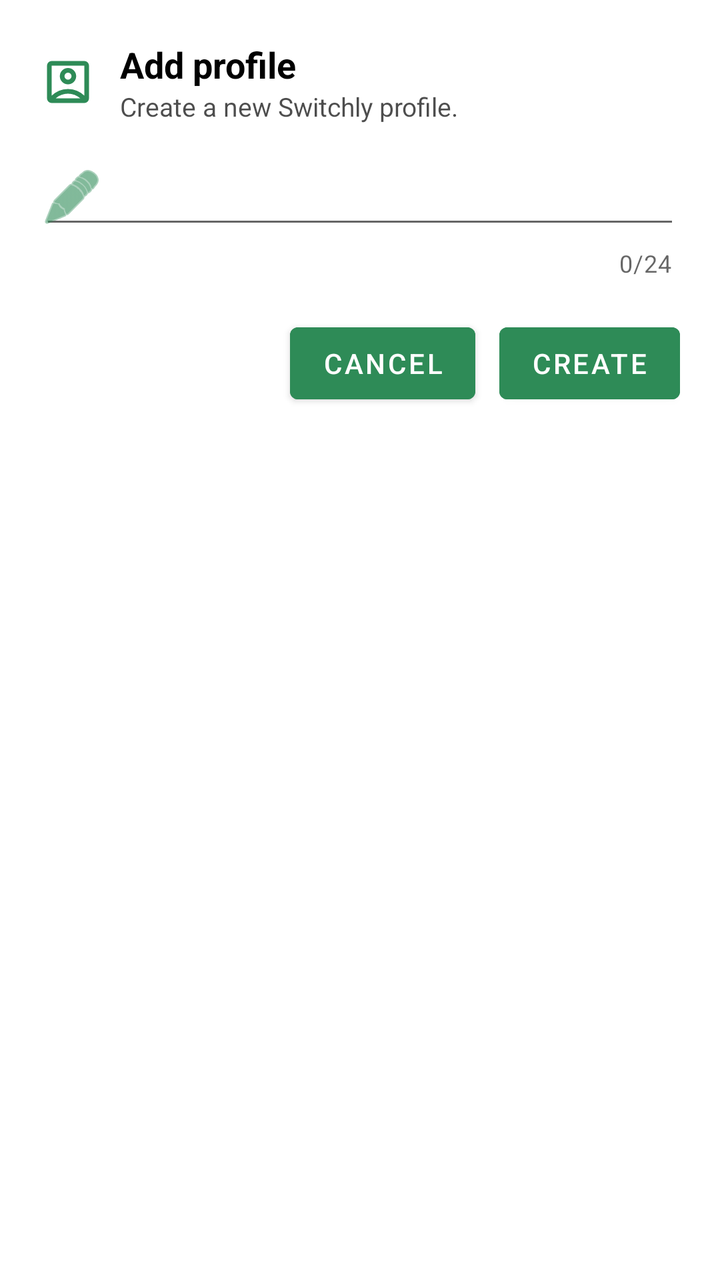
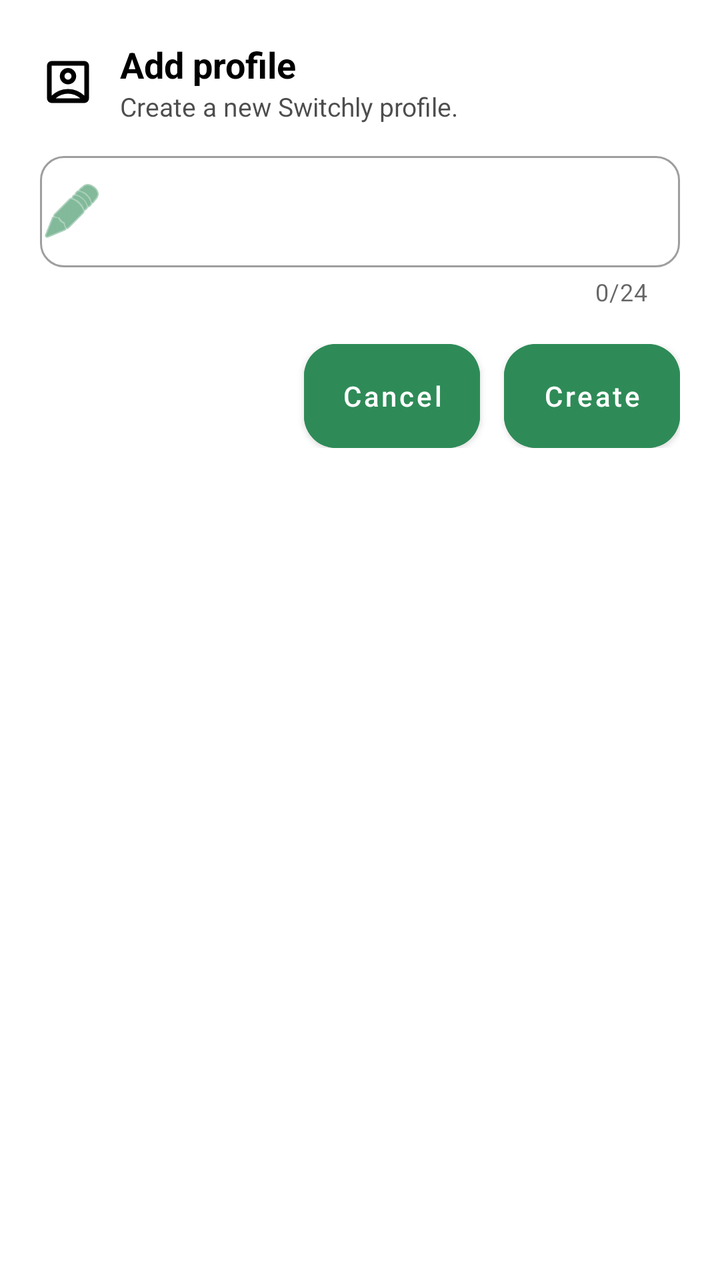

An Android layout rendered at two revisions. The XML below is the earlier revision; the diff shows what the commit changed to produce the second picture.
<!-- AndroidManifest.xml: application theme Theme.Switchly -->
<!-- res/layout/bottom_sheet_add_profile.xml -->
<?xml version="1.0" encoding="utf-8"?>
<LinearLayout
    xmlns:android="http://schemas.android.com/apk/res/android"
    xmlns:app="http://schemas.android.com/apk/res-auto"
    android:layout_width="match_parent"
    android:layout_height="wrap_content"
    android:orientation="vertical"
    android:padding="20dp">

    
    <LinearLayout
        android:id="@+id/header"
        android:layout_width="match_parent"
        android:layout_height="wrap_content"
        android:orientation="horizontal"
        android:gravity="center_vertical">

        <ImageView
            android:id="@+id/icon"
            android:layout_width="28dp"
            android:layout_height="28dp"
            app:srcCompat="@drawable/account_box_24"
            android:contentDescription="@string/app_name"
            app:tint="?attr/colorPrimary" />

        <LinearLayout
            android:layout_width="0dp"
            android:layout_height="wrap_content"
            android:layout_weight="1"
            android:orientation="vertical"
            android:layout_marginStart="12dp">

            <TextView
                android:id="@+id/title"
                android:layout_width="wrap_content"
                android:layout_height="wrap_content"
                android:text="@string/add_profile"
                android:textSize="18sp"
                android:textStyle="bold"
                android:textColor="?attr/colorOnSurface" />

            <TextView
                android:id="@+id/subtitle"
                android:layout_width="wrap_content"
                android:layout_height="wrap_content"
                android:text="@string/add_profile_subtitle"
                android:textSize="13sp"
                android:textColor="?attr/colorOnSurface"
                android:alpha="0.7" />
        </LinearLayout>
    </LinearLayout>

    
    <com.google.android.material.textfield.TextInputLayout
        android:id="@+id/tilProfile"
        android:layout_width="match_parent"
        android:layout_height="wrap_content"
        android:layout_marginTop="16dp"
        app:counterEnabled="true"
        app:counterMaxLength="24"
        app:boxBackgroundMode="outline"
        app:boxStrokeWidth="1dp"
        app:boxStrokeWidthFocused="2dp"
        app:startIconDrawable="@android:drawable/ic_menu_edit"
        app:startIconTint="?attr/colorPrimary"
        app:startIconMinSize="18dp"
        app:startIconScaleType="centerInside"
        app:endIconMode="none"
        app:hintEnabled="false">

        <com.google.android.material.textfield.TextInputEditText
            android:id="@+id/etProfile"
            android:layout_width="match_parent"
            android:layout_height="wrap_content"
            android:inputType="textCapWords|textPersonName"
            android:maxLength="24"
            android:singleLine="true"
            android:hint="" />
    </com.google.android.material.textfield.TextInputLayout>

    
    <LinearLayout
        android:id="@+id/actions"
        android:layout_width="match_parent"
        android:layout_height="wrap_content"
        android:layout_marginTop="18dp"
        android:orientation="horizontal"
        android:gravity="end">
        
        <com.google.android.material.button.MaterialButton
            android:id="@+id/btnCancel"
            android:layout_width="wrap_content"
            android:layout_height="wrap_content"
            android:text="@string/cancel"
            android:backgroundTint="?attr/colorPrimary"
            android:textColor="@android:color/white" />

        <Space
            android:layout_width="12dp"
            android:layout_height="0dp" />

        <com.google.android.material.button.MaterialButton
            android:id="@+id/btnCreate"
            android:layout_width="wrap_content"
            android:layout_height="wrap_content"
            android:text="@string/create"
            android:backgroundTint="?attr/colorPrimary"
            android:textColor="@android:color/white" />
    </LinearLayout>

</LinearLayout>
<!-- resources referenced by this layout -->
<resources>
  <string name="add_profile">Add profile</string>
  <string name="add_profile_subtitle">Create a new Switchly profile.</string>
  <string name="app_name">Switchly</string>
  <string name="cancel">Cancel</string>
  <string name="create">Create</string>
  <style name="Theme.Switchly" parent="Theme.MaterialComponents.DayNight.NoActionBar">
          
          <item name="colorPrimary">@color/accent_default_green</item>
          <item name="colorPrimaryVariant">@color/accent_default_green</item>
          <item name="colorSecondary">@color/accent_default_green</item>
  
          
          <item name="android:statusBarColor">@color/colorPrimaryDark</item>
  
          
          <item name="materialButtonStyle">@style/Switchly.Button</item>
          <item name="floatingActionButtonStyle">@style/Switchly.Fab</item>
          <item name="materialCardViewStyle">@style/Switchly.Card</item>
  
          
          <item name="toolbarStyle">@style/Switchly.TopBar</item>
          <item name="actionBarTheme">@style/ThemeOverlay.MaterialComponents.ActionBar</item>
          <item name="actionBarPopupTheme">@style/ThemeOverlay.MaterialComponents.Light</item>
          <item name="android:textColorPrimaryInverse">@android:color/white</item>
  
          
          <item name="textInputStyle">@style/Switchly.DropdownLayout</item>
          <item name="autoCompleteTextViewStyle">@style/Switchly.DropdownText</item>
      </style>
  <color name="accent_default_green">#2E8B57</color>
  <color name="colorPrimaryDark">#246E46</color>
  <style name="Switchly.Button" parent="Widget.MaterialComponents.Button">
          <item name="backgroundTint">?attr/colorPrimary</item>
          <item name="android:textColor">@android:color/white</item>
      </style>
  <style name="Switchly.Card" parent="Widget.MaterialComponents.CardView">
          <item name="shapeAppearance">@style/ShapeAppearance.Material3.Corner.Large</item>
      </style>
  <style name="Switchly.DropdownLayout" parent="Widget.MaterialComponents.TextInputLayout.OutlinedBox.ExposedDropdownMenu">
          <item name="boxStrokeWidth">1dp</item>
          <item name="boxStrokeWidthFocused">2dp</item>
          <item name="boxCornerRadiusTopStart">12dp</item>
          <item name="boxCornerRadiusTopEnd">12dp</item>
          <item name="boxCornerRadiusBottomStart">12dp</item>
          <item name="boxCornerRadiusBottomEnd">12dp</item>
          <item name="hintEnabled">true</item>
          <item name="hintTextAppearance">@style/Switchly.DropdownHint</item>
      </style>
  <style name="Switchly.DropdownText" parent="Widget.MaterialComponents.AutoCompleteTextView.OutlinedBox">
          <item name="android:minHeight">56dp</item>
          <item name="android:paddingTop">12dp</item>
          <item name="android:paddingBottom">12dp</item>
          <item name="android:textAppearance">@style/TextAppearance.MaterialComponents.Body1</item>
      </style>
  <style name="Switchly.DropdownHint" parent="TextAppearance.MaterialComponents.Body2">
          <item name="android:lineHeight" tools:targetApi="28">14sp</item>
      </style>
  <!-- unchanged entries left out for length: 3 -->
</resources>

<!-- the commit's change to res/layout/bottom_sheet_add_profile.xml (unified diff, before → after) -->
@@ -21,7 +21,7 @@
             android:layout_height="28dp"
             app:srcCompat="@drawable/account_box_24"
             android:contentDescription="@string/app_name"
-            app:tint="?attr/colorPrimary" />
+            app:tint="?attr/colorOnSurface" />
 
         <LinearLayout
             android:layout_width="0dp"
<!-- resource entries referenced after the edit -->
@@ -6,13 +6,15 @@
   <string name="cancel">Cancel</string>
   <string name="create">Create</string>
   <style name="Theme.Switchly" parent="Theme.MaterialComponents.DayNight.NoActionBar">
+  
           
           <item name="colorPrimary">@color/accent_default_green</item>
           <item name="colorPrimaryVariant">@color/accent_default_green</item>
           <item name="colorSecondary">@color/accent_default_green</item>
   
           
-          <item name="android:statusBarColor">@color/colorPrimaryDark</item>
+          <item name="android:statusBarColor">?attr/colorSurface</item>
+          <item name="android:windowLightStatusBar">true</item>
   
           
           <item name="materialButtonStyle">@style/Switchly.Button</item>
@@ -26,37 +28,55 @@
           <item name="android:textColorPrimaryInverse">@android:color/white</item>
   
           
-          <item name="textInputStyle">@style/Switchly.DropdownLayout</item>
-          <item name="autoCompleteTextViewStyle">@style/Switchly.DropdownText</item>
+          <item name="textInputStyle">@style/Switchly.TextInputLayout</item>
+          <item name="autoCompleteTextViewStyle">@style/Switchly.AutoCompleteText</item>
+  
+          
+          <item name="materialAlertDialogTheme">@style/ThemeOverlay.Switchly.Dialog</item>
       </style>
   <color name="accent_default_green">#2E8B57</color>
-  <color name="colorPrimaryDark">#246E46</color>
   <style name="Switchly.Button" parent="Widget.MaterialComponents.Button">
           <item name="backgroundTint">?attr/colorPrimary</item>
           <item name="android:textColor">@android:color/white</item>
+          <item name="cornerRadius">16dp</item>
+          <item name="android:textAllCaps">false</item>
+          <item name="android:insetTop">0dp</item>
+          <item name="android:insetBottom">0dp</item>
+          <item name="android:minHeight">52dp</item>
       </style>
   <style name="Switchly.Card" parent="Widget.MaterialComponents.CardView">
-          <item name="shapeAppearance">@style/ShapeAppearance.Material3.Corner.Large</item>
+          <item name="shapeAppearance">@style/ShapeAppearance.Switchly.Card</item>
+          <item name="cardBackgroundColor">@color/switchly_card_bg</item>
+          <item name="strokeColor">@color/switchly_card_stroke</item>
+          <item name="strokeWidth">1dp</item>
+          <item name="cardElevation">2dp</item>
+          <item name="cardUseCompatPadding">true</item>
       </style>
-  <style name="Switchly.DropdownLayout" parent="Widget.MaterialComponents.TextInputLayout.OutlinedBox.ExposedDropdownMenu">
+  <style name="Switchly.TextInputLayout" parent="Widget.MaterialComponents.TextInputLayout.OutlinedBox">
           <item name="boxStrokeWidth">1dp</item>
           <item name="boxStrokeWidthFocused">2dp</item>
           <item name="boxCornerRadiusTopStart">12dp</item>
           <item name="boxCornerRadiusTopEnd">12dp</item>
           <item name="boxCornerRadiusBottomStart">12dp</item>
           <item name="boxCornerRadiusBottomEnd">12dp</item>
-          <item name="hintEnabled">true</item>
-          <item name="hintTextAppearance">@style/Switchly.DropdownHint</item>
       </style>
-  <style name="Switchly.DropdownText" parent="Widget.MaterialComponents.AutoCompleteTextView.OutlinedBox">
+  <style name="Switchly.AutoCompleteText" parent="Widget.MaterialComponents.AutoCompleteTextView.OutlinedBox">
           <item name="android:minHeight">56dp</item>
           <item name="android:paddingTop">12dp</item>
           <item name="android:paddingBottom">12dp</item>
           <item name="android:textAppearance">@style/TextAppearance.MaterialComponents.Body1</item>
       </style>
-  <style name="Switchly.DropdownHint" parent="TextAppearance.MaterialComponents.Body2">
-          <item name="android:lineHeight" tools:targetApi="28">14sp</item>
+  <style name="ThemeOverlay.Switchly.Dialog" parent="ThemeOverlay.MaterialComponents.MaterialAlertDialog">
+          <item name="colorControlActivated">?attr/colorPrimary</item>
+          <item name="colorControlHighlight">?attr/colorPrimary</item>
+          <item name="colorAccent">?attr/colorPrimary</item>
       </style>
+  <style name="ShapeAppearance.Switchly.Card" parent="ShapeAppearance.MaterialComponents.LargeComponent">
+          <item name="cornerFamily">rounded</item>
+          <item name="cornerSize">26dp</item>
+      </style>
+  <color name="switchly_card_bg">#F7FFFFFF</color>
+  <color name="switchly_card_stroke">#14000000</color>
   <!-- unchanged entries left out for length: 3 -->
 </resources>
 
